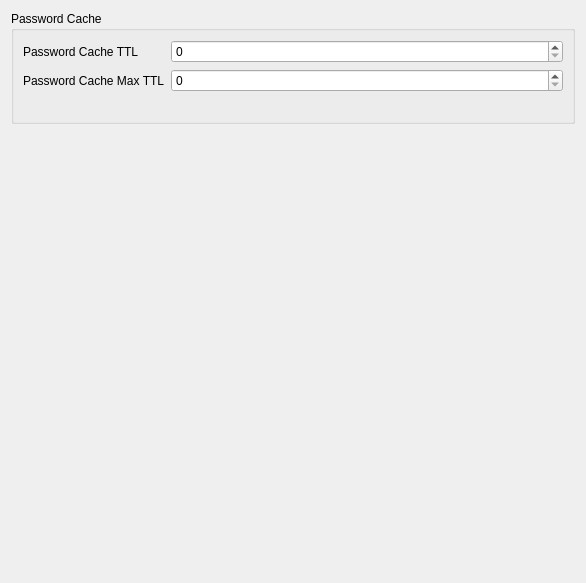
The window that ui/RpgpSettings.ui (saturneric/GpgFrontend) describes before a commit, drawn with Qt 5.
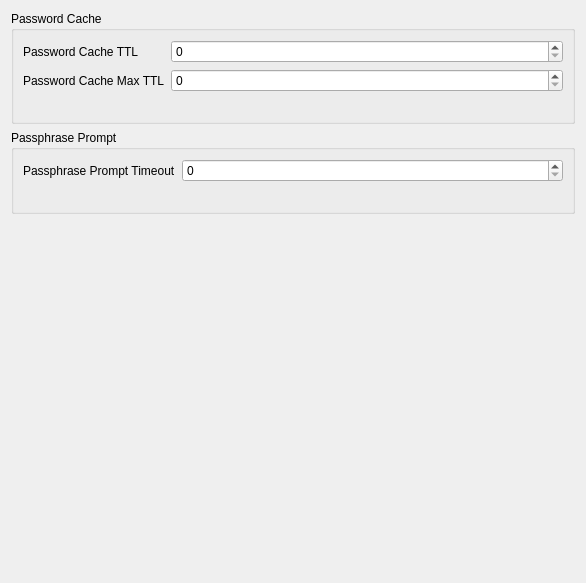
The same window after the commit.

Commit message:
feat(settings): add passphrase prompt UI
- add Passphrase Prompt group box to settings UI
- add Passphrase Prompt Timeout label and spin box
- add tips label with word wrap to show guidance

```diff
--- a/ui/RpgpSettings.ui
+++ b/ui/RpgpSettings.ui
@@ -63,6 +63,45 @@
      </layout>
     </widget>
    </item>
+   <item>
+    <widget class="QGroupBox" name="passphrasePromptGroupBox">
+     <property name="title">
+      <string>Passphrase Prompt</string>
+     </property>
+     <layout class="QVBoxLayout" name="promptVerticalLayout">
+      <item>
+       <layout class="QFormLayout" name="promptFormLayout">
+        <property name="fieldGrowthPolicy">
+         <enum>QFormLayout::FieldGrowthPolicy::AllNonFixedFieldsGrow</enum>
+        </property>
+        <property name="labelAlignment">
+         <set>Qt::AlignmentFlag::AlignLeading|Qt::AlignmentFlag::AlignLeft|Qt::AlignmentFlag::AlignVCenter</set>
+        </property>
+        <item row="0" column="0">
+         <widget class="QLabel" name="promptTimeoutLabel">
+          <property name="text">
+           <string>Passphrase Prompt Timeout</string>
+          </property>
+         </widget>
+        </item>
+        <item row="0" column="1">
+         <widget class="QSpinBox" name="promptTimeoutSpinBox"/>
+        </item>
+       </layout>
+      </item>
+      <item>
+       <widget class="QLabel" name="passphrasePromptTipsLabel">
+        <property name="text">
+         <string/>
+        </property>
+        <property name="wordWrap">
+         <bool>true</bool>
+        </property>
+       </widget>
+      </item>
+     </layout>
+    </widget>
+   </item>
    <item>
     <spacer name="verticalSpacer">
      <property name="orientation">
```
